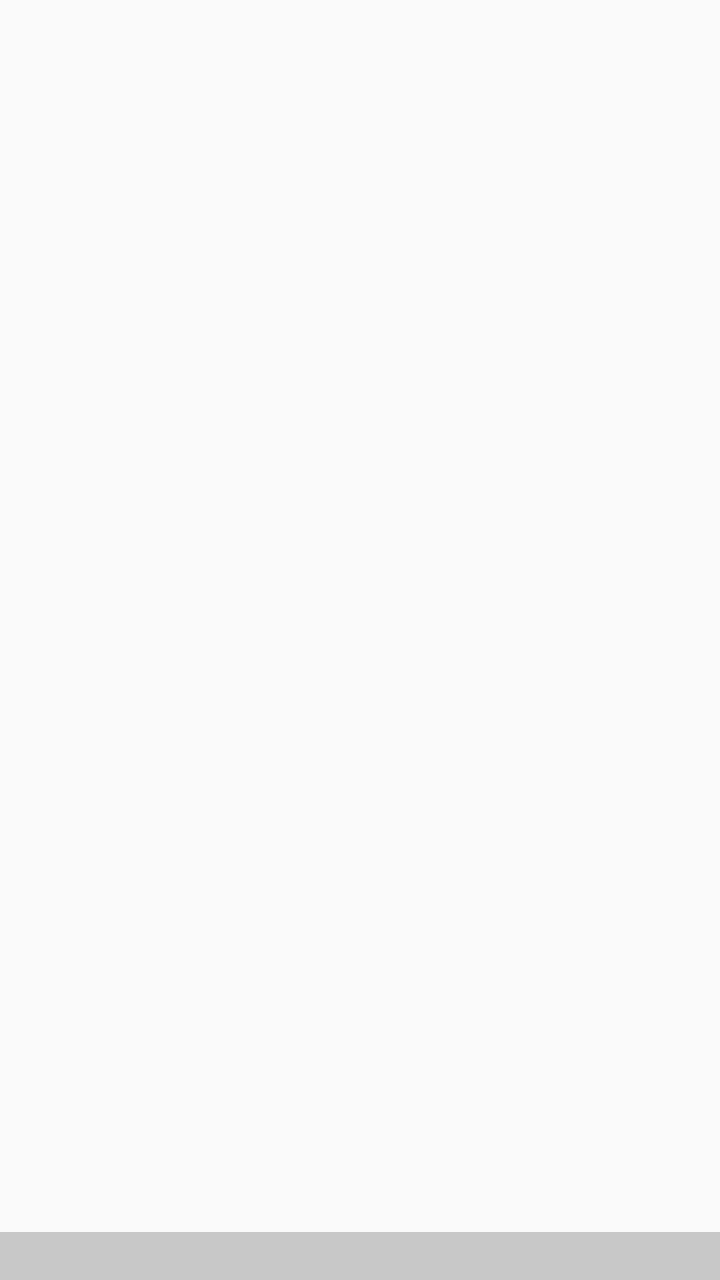
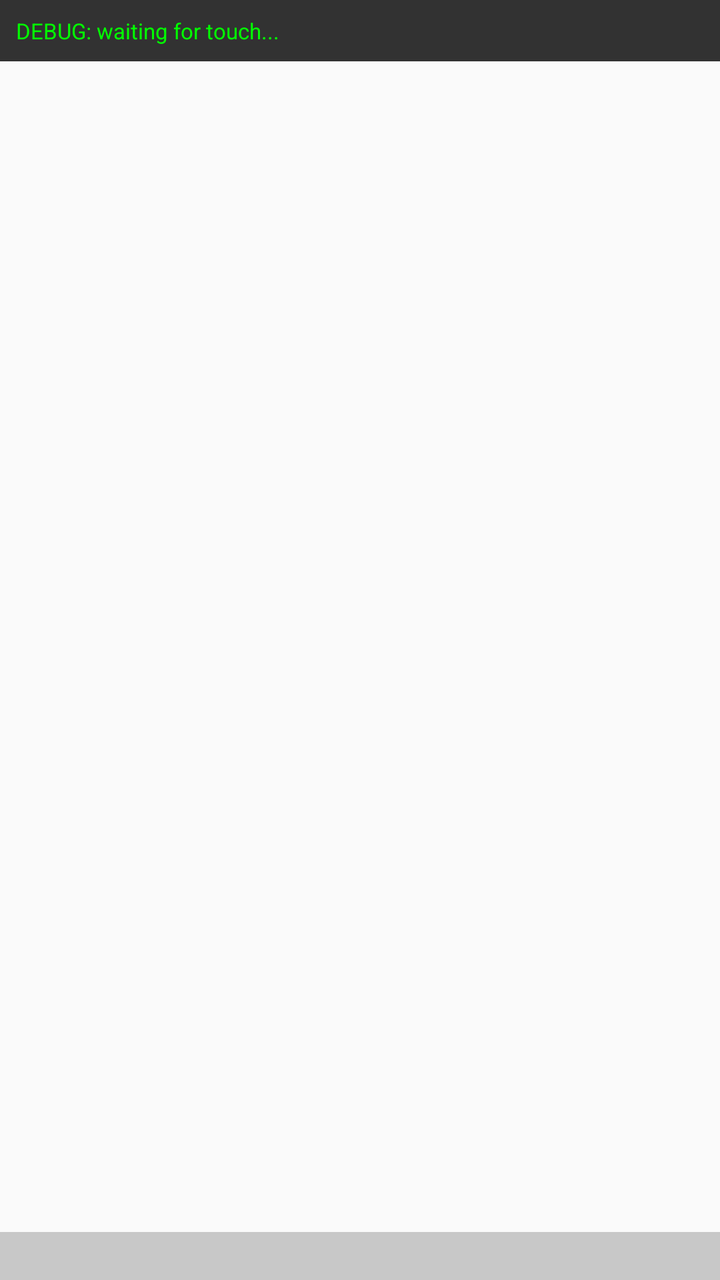

Before-and-after screenshots of an Android layout around one commit, followed by the original layout XML and the change that was made.
<!-- AndroidManifest.xml: activity theme Theme.FBOP -->
<!-- res/layout/activity_main.xml -->
<?xml version="1.0" encoding="utf-8"?>
<androidx.constraintlayout.widget.ConstraintLayout
    xmlns:android="http://schemas.android.com/apk/res/android"
    xmlns:app="http://schemas.android.com/apk/res-auto"
    android:id="@+id/rootLayout"
    android:layout_width="match_parent"
    android:layout_height="match_parent"
    android:background="?android:attr/windowBackground">

    <androidx.viewpager2.widget.ViewPager2
        android:id="@+id/homeViewPager"
        android:layout_width="0dp"
        android:layout_height="0dp"
        app:layout_constraintTop_toTopOf="parent"
        app:layout_constraintStart_toStartOf="parent"
        app:layout_constraintEnd_toEndOf="parent"
        app:layout_constraintBottom_toTopOf="@id/pinnedRowContainer" />

    <LinearLayout
        android:id="@+id/pageIndicatorContainer"
        android:layout_width="wrap_content"
        android:layout_height="wrap_content"
        android:orientation="horizontal"
        android:gravity="center"
        app:layout_constraintBottom_toTopOf="@id/pinnedRowContainer"
        app:layout_constraintStart_toStartOf="parent"
        app:layout_constraintEnd_toEndOf="parent"
        android:layout_marginBottom="8dp" />

    <LinearLayout
        android:id="@+id/pinnedRowContainer"
        android:layout_width="match_parent"
        android:layout_height="wrap_content"
        android:orientation="vertical"
        android:background="#33000000"
        app:layout_constraintBottom_toBottomOf="parent">

        <androidx.recyclerview.widget.RecyclerView
            android:id="@+id/pinnedRowRecyclerView"
            android:layout_width="match_parent"
            android:layout_height="wrap_content"
            android:paddingVertical="12dp"
            android:paddingHorizontal="8dp" />

    </LinearLayout>

    <include
        layout="@layout/folder_overlay"
        app:layout_constraintTop_toTopOf="parent"
        app:layout_constraintStart_toStartOf="parent"
        app:layout_constraintEnd_toEndOf="parent"
        app:layout_constraintBottom_toBottomOf="parent" />

</androidx.constraintlayout.widget.ConstraintLayout>
<!-- res/layout/folder_overlay.xml (included above) -->
<?xml version="1.0" encoding="utf-8"?>
<LinearLayout
    xmlns:android="http://schemas.android.com/apk/res/android"
    android:id="@+id/folderOverlayRoot"
    android:layout_width="match_parent"
    android:layout_height="match_parent"
    android:orientation="vertical"
    android:background="#CC000000"
    android:visibility="gone"
    android:clickable="true"
    android:focusable="true">

    <TextView
        android:id="@+id/folderTitle"
        android:layout_width="wrap_content"
        android:layout_height="wrap_content"
        android:layout_gravity="center_horizontal"
        android:layout_marginTop="64dp"
        android:textColor="#FFFFFF"
        android:textSize="20sp"
        android:clickable="true"
        android:focusable="true" />

    <androidx.recyclerview.widget.RecyclerView
        android:id="@+id/folderContentsGrid"
        android:layout_width="match_parent"
        android:layout_height="wrap_content"
        android:layout_margin="24dp" />

</LinearLayout>
<!-- resources referenced by this layout -->
<resources>
  <style name="Theme.FBOP" parent="Theme.AppCompat.DayNight.NoActionBar">
          <item name="searchBarBaseColor">@color/search_bar_bg_light</item>
          <item name="android:textColorPrimary">@color/search_bar_text_light</item>
      </style>
  <color name="search_bar_bg_light">#F2F2F2</color>
  <color name="search_bar_text_light">#000000</color>
</resources>

<!-- the commit's change to res/layout/activity_main.xml (unified diff, before → after) -->
@@ -7,14 +7,27 @@
     android:layout_height="match_parent"
     android:background="?android:attr/windowBackground">
 
+    <TextView
+        android:id="@+id/debugStatusText"
+        android:layout_width="0dp"
+        android:layout_height="wrap_content"
+        android:background="#CC000000"
+        android:textColor="#00FF00"
+        android:textSize="11sp"
+        android:padding="8dp"
+        android:text="DEBUG: waiting for touch..."
+        app:layout_constraintTop_toTopOf="parent"
+        app:layout_constraintStart_toStartOf="parent"
+        app:layout_constraintEnd_toEndOf="parent" />
+
     <androidx.viewpager2.widget.ViewPager2
         android:id="@+id/homeViewPager"
         android:layout_width="0dp"
         android:layout_height="0dp"
-        app:layout_constraintTop_toTopOf="parent"
+        app:layout_constraintTop_toBottomOf="@id/debugStatusText"
         app:layout_constraintStart_toStartOf="parent"
         app:layout_constraintEnd_toEndOf="parent"
-        app:layout_constraintBottom_toTopOf="@id/pinnedRowContainer" />
+        app:layout_constraintBottom_toTopOf="pinnedRowContainer" />
 
     <LinearLayout
         android:id="@+id/pageIndicatorContainer"
